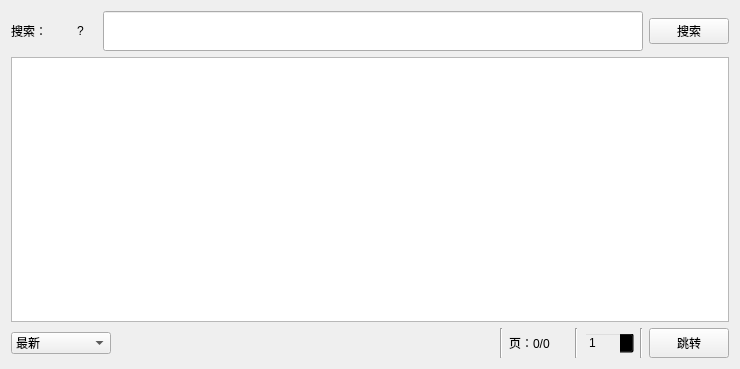
The window that ui/ui_search.ui (tonquer/JMComic-qt) describes before a commit, drawn with Qt 5.
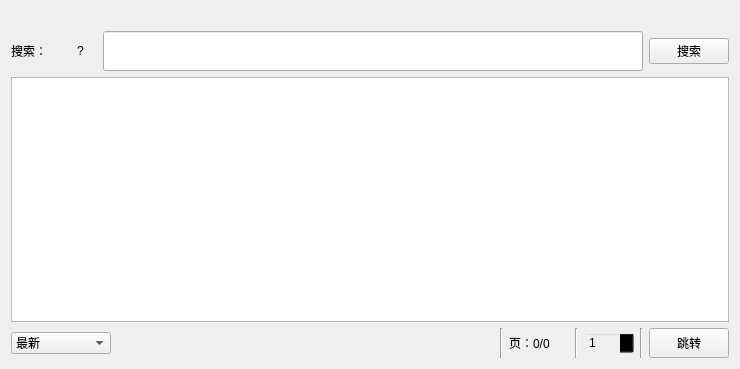
The same window after the commit. Custom widgets are drawn as their Qt base class.

Patch:
```diff
--- a/ui/ui_search.ui
+++ b/ui/ui_search.ui
@@ -20,6 +20,19 @@
    <string>搜索</string>
   </property>
   <layout class="QVBoxLayout" name="verticalLayout">
+   <item>
+    <widget class="QLabel" name="searchTab">
+     <property name="enabled">
+      <bool>true</bool>
+     </property>
+     <property name="text">
+      <string/>
+     </property>
+     <property name="textInteractionFlags">
+      <set>Qt::TextBrowserInteraction</set>
+     </property>
+    </widget>
+   </item>
    <item>
     <widget class="QWidget" name="searchWidget" native="true">
      <layout class="QVBoxLayout" name="verticalLayout_2">
```
